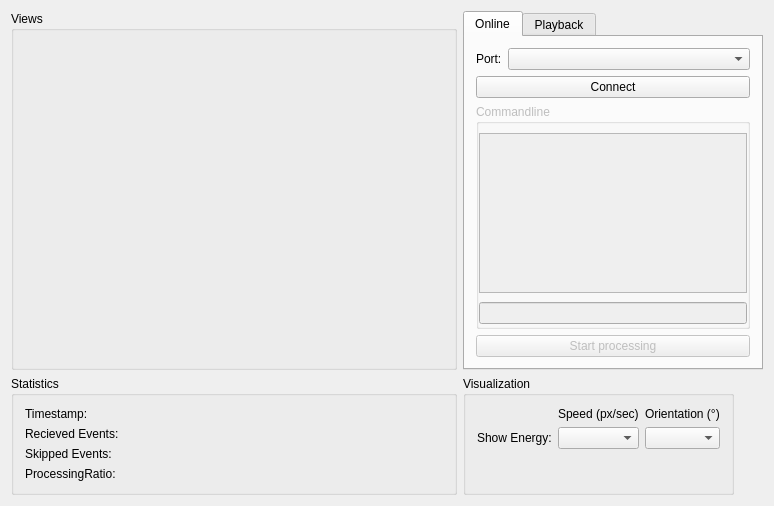
Qt form VisInfProc/mainwindow.ui (rottaca/VisInfProcProjectSeminar) before a commit.
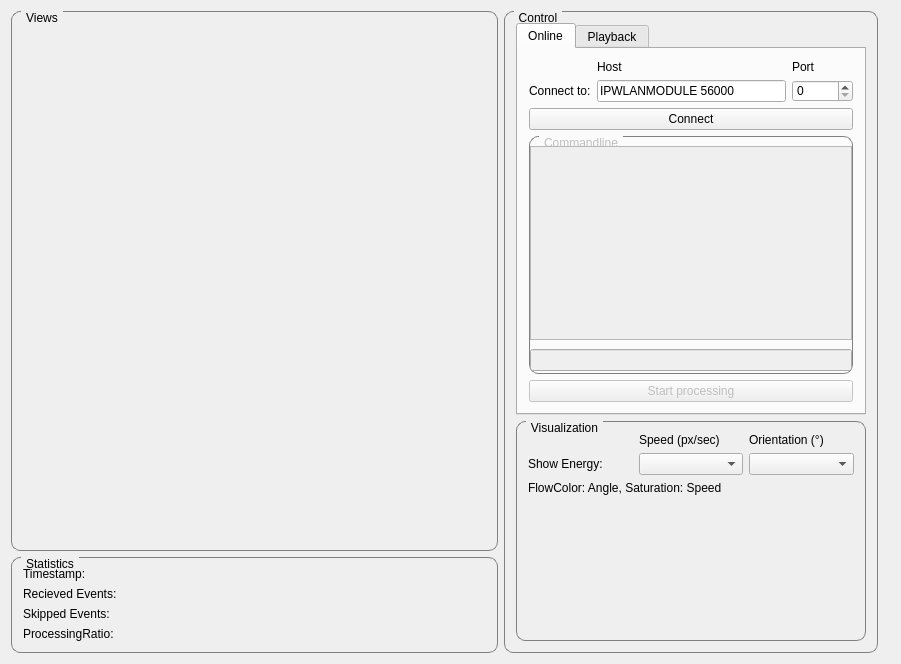
The same form after that commit. Icons and pictures are not drawn. Custom widgets are drawn as their Qt base class.

Commit message: Changed filter speeds, switched from serial port to tcp socket, to communicate with the robot. Not tested!

```diff
--- a/VisInfProc/mainwindow.ui
+++ b/VisInfProc/mainwindow.ui
@@ -6,13 +6,28 @@
    <rect>
     <x>0</x>
     <y>0</y>
-    <width>774</width>
-    <height>506</height>
+    <width>901</width>
+    <height>664</height>
    </rect>
   </property>
   <property name="windowTitle">
    <string>MainWindow</string>
   </property>
+  <property name="styleSheet">
+   <string notr="true">QGroupBox {
+    border: 1px solid gray;
+    border-radius: 9px;
+    margin-top: 0.5em;
+}
+
+QGroupBox::title {
+    subcontrol-origin: margin;
+    left: 10px;
+    padding: 0 3px 0 3px;
+}
+
+</string>
+  </property>
   <widget class="QWidget" name="centralWidget">
    <layout class="QGridLayout" name="gridLayout">
     <item row="0" column="0">
@@ -84,6 +99,9 @@
        <string>Statistics</string>
       </property>
       <layout class="QFormLayout" name="formLayout_3">
+       <property name="topMargin">
+        <number>9</number>
+       </property>
        <item row="0" column="0">
         <widget class="QLabel" name="l_label">
          <property name="sizePolicy">
@@ -191,59 +209,7 @@
       </layout>
      </widget>
     </item>
-    <item row="1" column="1">
-     <widget class="QGroupBox" name="groupBox_3">
-      <property name="title">
-       <string>Visualization</string>
-      </property>
-      <layout class="QGridLayout" name="gridLayout_3">
-       <property name="sizeConstraint">
-        <enum>QLayout::SetDefaultConstraint</enum>
-       </property>
-       <item row="1" column="0">
-        <widget class="QLabel" name="label_9">
-         <property name="text">
-          <string>Show Energy:</string>
-         </property>
-        </widget>
-       </item>
-       <item row="0" column="1">
-        <widget class="QLabel" name="label_7">
-         <property name="text">
-          <string>Speed (px/sec)</string>
-         </property>
-        </widget>
-       </item>
-       <item row="1" column="2">
-        <widget class="QComboBox" name="cb_show_orient"/>
-       </item>
-       <item row="0" column="2">
-        <widget class="QLabel" name="label_8">
-         <property name="text">
-          <string>Orientation (°)</string>
-         </property>
-        </widget>
-       </item>
-       <item row="1" column="1">
-        <widget class="QComboBox" name="cb_show_speed"/>
-       </item>
-       <item row="2" column="1">
-        <spacer name="verticalSpacer">
-         <property name="orientation">
-          <enum>Qt::Vertical</enum>
-         </property>
-         <property name="sizeHint" stdset="0">
-          <size>
-           <width>20</width>
-           <height>40</height>
-          </size>
-         </property>
-        </spacer>
-       </item>
-      </layout>
-     </widget>
-    </item>
-    <item row="0" column="1" colspan="2">
+    <item row="0" column="2" colspan="2">
      <widget class="QWidget" name="widget" native="true">
       <layout class="QGridLayout" name="gridLayout_7">
        <property name="leftMargin">
@@ -261,23 +227,32 @@
        <property name="spacing">
         <number>0</number>
        </property>
-       <item row="0" column="0">
+      </layout>
+     </widget>
+    </item>
+    <item row="0" column="1" rowspan="2">
+     <widget class="QGroupBox" name="groupBox_5">
+      <property name="title">
+       <string>Control</string>
+      </property>
+      <layout class="QVBoxLayout" name="verticalLayout_2">
+       <item>
         <widget class="QTabWidget" name="tabWidget">
          <property name="sizePolicy">
-          <sizepolicy hsizetype="Fixed" vsizetype="Expanding">
+          <sizepolicy hsizetype="Preferred" vsizetype="Preferred">
            <horstretch>0</horstretch>
            <verstretch>0</verstretch>
           </sizepolicy>
          </property>
          <property name="minimumSize">
           <size>
-           <width>300</width>
+           <width>0</width>
            <height>0</height>
           </size>
          </property>
          <property name="maximumSize">
           <size>
-           <width>300</width>
+           <width>16777215</width>
            <height>16777215</height>
           </size>
          </property>
@@ -288,18 +263,8 @@
           <attribute name="title">
            <string>Online</string>
           </attribute>
-          <layout class="QFormLayout" name="formLayout">
-           <item row="0" column="0">
-            <widget class="QLabel" name="label_5">
-             <property name="text">
-              <string>Port:</string>
-             </property>
-            </widget>
-           </item>
-           <item row="0" column="1">
-            <widget class="QComboBox" name="cb_ports"/>
-           </item>
-           <item row="2" column="0" colspan="2">
+          <layout class="QGridLayout" name="gridLayout_4">
+           <item row="4" column="0" colspan="3">
             <widget class="QGroupBox" name="gb_cmdline">
              <property name="enabled">
               <bool>false</bool>
@@ -345,14 +310,42 @@
              </layout>
             </widget>
            </item>
-           <item row="1" column="0" colspan="2">
-            <widget class="QPushButton" name="b_connect">
+           <item row="1" column="2">
+            <widget class="QSpinBox" name="sb_port">
+             <property name="maximum">
+              <number>65535</number>
+             </property>
+            </widget>
+           </item>
+           <item row="1" column="0">
+            <widget class="QLabel" name="label_5">
              <property name="text">
-              <string>Connect</string>
+              <string>Connect to:</string>
              </property>
             </widget>
            </item>
-           <item row="3" column="0" colspan="2">
+           <item row="1" column="1">
+            <widget class="QLineEdit" name="le_host">
+             <property name="text">
+              <string>IPWLANMODULE 56000</string>
+             </property>
+            </widget>
+           </item>
+           <item row="0" column="1">
+            <widget class="QLabel" name="label_6">
+             <property name="text">
+              <string>Host</string>
+             </property>
+            </widget>
+           </item>
+           <item row="0" column="2">
+            <widget class="QLabel" name="label_10">
+             <property name="text">
+              <string>Port</string>
+             </property>
+            </widget>
+           </item>
+           <item row="5" column="0" colspan="3">
             <widget class="QPushButton" name="b_start_streaming">
              <property name="enabled">
               <bool>false</bool>
@@ -362,6 +355,13 @@
              </property>
             </widget>
            </item>
+           <item row="3" column="0" colspan="3">
+            <widget class="QPushButton" name="b_connect">
+             <property name="text">
+              <string>Connect</string>
+             </property>
+            </widget>
+           </item>
           </layout>
          </widget>
          <widget class="QWidget" name="tab_playback">
@@ -464,6 +464,96 @@
          </widget>
         </widget>
        </item>
+       <item>
+        <widget class="QGroupBox" name="groupBox_3">
+         <property name="sizePolicy">
+          <sizepolicy hsizetype="Fixed" vsizetype="Preferred">
+           <horstretch>0</horstretch>
+           <verstretch>0</verstretch>
+          </sizepolicy>
+         </property>
+         <property name="minimumSize">
+          <size>
+           <width>350</width>
+           <height>0</height>
+          </size>
+         </property>
+         <property name="maximumSize">
+          <size>
+           <width>350</width>
+           <height>16777215</height>
+          </size>
+         </property>
+         <property name="title">
+          <string>Visualization</string>
+         </property>
+         <layout class="QGridLayout" name="gridLayout_3">
+          <property name="sizeConstraint">
+           <enum>QLayout::SetDefaultConstraint</enum>
+          </property>
+          <item row="1" column="0">
+           <widget class="QLabel" name="label_9">
+            <property name="text">
+             <string>Show Energy:</string>
+            </property>
+           </widget>
+          </item>
+          <item row="0" column="1">
+           <widget class="QLabel" name="label_7">
+            <property name="text">
+             <string>Speed (px/sec)</string>
+            </property>
+           </widget>
+          </item>
+          <item row="1" column="2">
+           <widget class="QComboBox" name="cb_show_orient"/>
+          </item>
+          <item row="0" column="2">
+           <widget class="QLabel" name="label_8">
+            <property name="text">
+             <string>Orientation (°)</string>
+            </property>
+           </widget>
+          </item>
+          <item row="1" column="1">
+           <widget class="QComboBox" name="cb_show_speed"/>
+          </item>
+          <item row="3" column="0" colspan="3">
+           <widget class="QLabel" name="label_3">
+            <property name="text">
+             <string/>
+            </property>
+            <property name="pixmap">
+             <pixmap resource="res/resource.qrc">:/hueScale.png</pixmap>
+            </property>
+            <property name="scaledContents">
+             <bool>true</bool>
+            </property>
+           </widget>
+          </item>
+          <item row="2" column="0" colspan="3">
+           <widget class="QLabel" name="label_2">
+            <property name="text">
+             <string>FlowColor: Angle, Saturation: Speed</string>
+            </property>
+           </widget>
+          </item>
+          <item row="4" column="1">
+           <spacer name="verticalSpacer">
+            <property name="orientation">
+             <enum>Qt::Vertical</enum>
+            </property>
+            <property name="sizeHint" stdset="0">
+             <size>
+              <width>20</width>
+              <height>40</height>
+             </size>
+            </property>
+           </spacer>
+          </item>
+         </layout>
+        </widget>
+       </item>
       </layout>
      </widget>
     </item>
```
Left out of the diff: 12 changed lines with no effect on the pictures. The commit also changes 11 other files.
